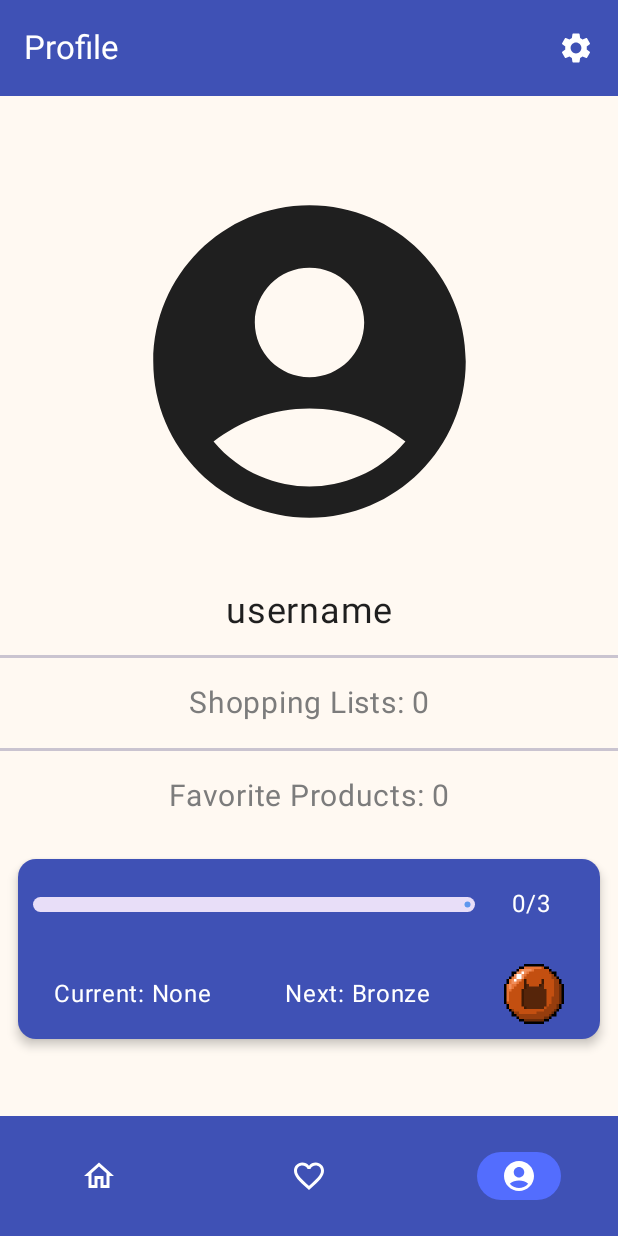
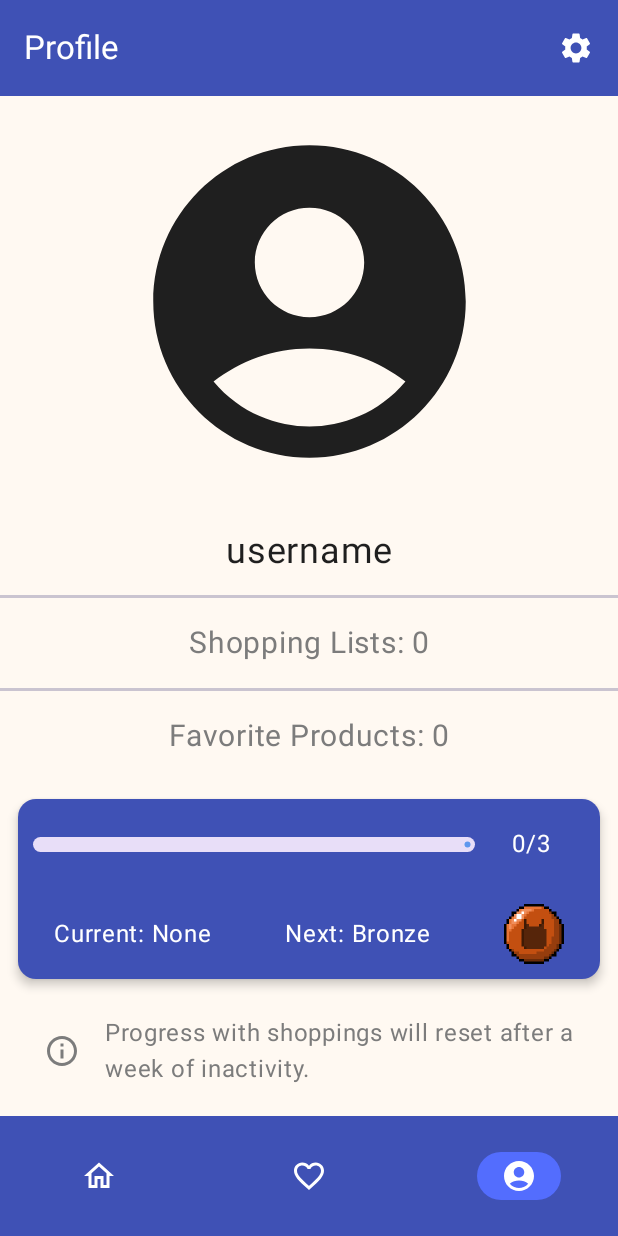
Before and after one commit to AndreaDeCarli/GrabList, an Android app built with Jetpack Compose: the screen it shows after launch (MainActivity), item 3 of the bottom bar chosen, on a phone screen of 412 x 824 dp. Run offline under Robolectric (Android 15) with nearby library versions, the phone set to English and light mode, and no system bars; our stand-ins replace Room's generated code.

Commit message:
fixed a lot of small issues, added a lot of strings with their relative translations, implemented a duration check for badges progress and implemented a way for favorite products that are already in a list to not be shown in the chooseFavoriteProduct screen

```diff
--- a/app/src/main/java/com/example/grablist/data/database/DAOs.kt
+++ b/app/src/main/java/com/example/grablist/data/database/DAOs.kt
@@ -35,10 +35,10 @@ interface ProductDao{
     @Query("SELECT * FROM product WHERE productId = :id")
     fun getProductById(id: Long): Flow<Product>
 
-    @Query("SELECT * FROM product JOIN crossref ON product.productId = crossref.productId WHERE shopListId = :id")
+    @Query("SELECT * FROM product JOIN crossref ON product.productId = crossref.productId WHERE shopListId = :id ORDER BY product.name")
     fun getProductsByListId(id: Long): Flow<List<Product>>
 
-    @Query("SELECT * FROM product WHERE favorite = 1")
+    @Query("SELECT * FROM product WHERE favorite = 1 ORDER BY product.name")
     fun getFavorites(): Flow<List<Product>>
 }
 
--- a/app/src/main/java/com/example/grablist/data/database/Models.kt
+++ b/app/src/main/java/com/example/grablist/data/database/Models.kt
@@ -1,19 +1,20 @@
 package com.example.grablist.data.database
 
+import androidx.compose.ui.res.stringResource
 import com.example.grablist.R
 
-enum class Theme {
-    Light,
-    Dark,
-    System
+enum class Theme(val label: Int) {
+    Light (R.string.theme_light),
+    Dark (R.string.theme_dark),
+    System (R.string.theme_system)
 }
 
-enum class Tier(val requirement: Int, val max: Int, val iconId: Int) {
-    None(0,3, -1),
-    Bronze(3, 6, R.drawable.bronze),
-    Silver(6, 9, R.drawable.silver),
-    Gold(9, 12, R.drawable.gold),
-    Star(12, 999,R.drawable.star);
+enum class Tier(val requirement: Int, val max: Int, val iconId: Int, val label: Int) {
+    None(0,3, -1, R.string.tier_none),
+    Bronze(3, 6, R.drawable.bronze, R.string.tier_bronze),
+    Silver(6, 9, R.drawable.silver, R.string.tier_silver),
+    Gold(9, 12, R.drawable.gold, R.string.tier_gold),
+    Star(12, 99999,R.drawable.star, R.string.tier_star);
 }
 
 
--- a/app/src/main/java/com/example/grablist/data/repositories/SettingsRepository.kt
+++ b/app/src/main/java/com/example/grablist/data/repositories/SettingsRepository.kt
@@ -4,6 +4,7 @@ import androidx.datastore.core.DataStore
 import androidx.datastore.preferences.core.Preferences
 import androidx.datastore.preferences.core.edit
 import androidx.datastore.preferences.core.intPreferencesKey
+import androidx.datastore.preferences.core.longPreferencesKey
 import androidx.datastore.preferences.core.stringPreferencesKey
 import com.example.grablist.data.database.Theme
 import kotlinx.coroutines.flow.Flow
@@ -18,11 +19,13 @@ class SettingsRepository(
         private val USERNAME_KEY = stringPreferencesKey("username")
         private val THEME_KEY = stringPreferencesKey("theme")
         private val SHOPPING_PROGRESS = intPreferencesKey("progress")
+        private val PROGRESS_DATE = longPreferencesKey("progressDate")
     }
 
     val username = dataStore.data.map { it[USERNAME_KEY] ?: "username" }
     val theme = dataStore.data.map { it[THEME_KEY] ?: "System" }
     val progress = dataStore.data.map { it[SHOPPING_PROGRESS] ?: 0 }
+    val latestProgressDate = dataStore.data.map { it[PROGRESS_DATE] ?: 0L }
 
     suspend fun setUsername(username: String) = dataStore.edit { it[USERNAME_KEY] = username }
 
@@ -32,4 +35,6 @@ class SettingsRepository(
 
     suspend fun resetProgress() = dataStore.edit { it[SHOPPING_PROGRESS] = 0 }
 
+    suspend fun setLatestProgressDate(date: Long) = dataStore.edit { it[PROGRESS_DATE] = date }
+
 }
--- a/app/src/main/java/com/example/grablist/ui/composables/LazyCheckProductsColumn.kt
+++ b/app/src/main/java/com/example/grablist/ui/composables/LazyCheckProductsColumn.kt
@@ -122,6 +122,7 @@ fun LazyCheckProductsColumn(
                 confirmAction = {
                     showCompletedDialog = false
                     settingsViewModel.increaseProgress()
+                    settingsViewModel.setLatestProgressDate()
                     navController.navigateUp()
                 },
                 onDismissRequest = { },
--- a/app/src/main/java/com/example/grablist/ui/composables/TierProgressBar.kt
+++ b/app/src/main/java/com/example/grablist/ui/composables/TierProgressBar.kt
@@ -22,8 +22,10 @@ import androidx.compose.ui.Modifier
 import androidx.compose.ui.graphics.Color
 import androidx.compose.ui.graphics.StrokeCap
 import androidx.compose.ui.res.painterResource
+import androidx.compose.ui.res.stringResource
 import androidx.compose.ui.text.style.TextAlign
 import androidx.compose.ui.unit.dp
+import com.example.grablist.R
 import com.example.grablist.data.database.Tier
 import com.example.grablist.data.database.evaluateNextTier
 import com.example.grablist.data.database.evaluateTier
@@ -55,11 +57,11 @@ fun TierProgressBar(
                     modifier = Modifier
                         .weight(0.8F)
                         .height(10.dp),
-                    progress = { progress/tier.max.toFloat() },
+                    progress = { if (tier == Tier.Star) 1.0F else progress/tier.max.toFloat() },
                     color = MaterialTheme.colorScheme.tertiary,
                     strokeCap = StrokeCap.Round,
                 )
-                Text(text = "${progress}/${tier.max}",
+                Text(text = "${progress}/${if (tier == Tier.Star) "-" else tier.max}",
                     modifier = Modifier
                         .padding(10.dp)
                         .weight(0.2F),
@@ -71,19 +73,21 @@ fun TierProgressBar(
                 verticalAlignment = Alignment.CenterVertically,
                 horizontalArrangement = Arrangement.SpaceAround
             ) {
-                Text("Current: ${tier.name}")
+                Text("${stringResource(R.string.current_generic)}: ${stringResource(tier.label)}")
                 if (tier != Tier.None){
                     Image(
                         painter = painterResource(tier.iconId),
                         contentDescription = "currentTier",
                         modifier = Modifier.size(40.dp))
                 }
+                if (tier != Tier.Star){
+                    Text("${stringResource(R.string.next_generic)}: ${stringResource(nextTier.label)}")
+                    Image(
+                        painter = painterResource(nextTier.iconId),
+                        contentDescription = "nextTier",
+                        modifier = Modifier.size(40.dp))
+                }
 
-                Text("Next: ${nextTier.name}")
-                Image(
-                    painter = painterResource(nextTier.iconId),
-                    contentDescription = "nextTier",
-                    modifier = Modifier.size(40.dp))
             }
 
         }
--- a/app/src/main/java/com/example/grablist/ui/screens/ChooseFavoriteScreen.kt
+++ b/app/src/main/java/com/example/grablist/ui/screens/ChooseFavoriteScreen.kt
@@ -49,8 +49,6 @@ fun ChooseFavoriteScreen(
                     delay(300)
                     vm.addReference(product, shopList)
                 }
-
-
             },
             noInteractions = true,
             canClick = {product -> product !in products }
--- a/app/src/main/java/com/example/grablist/ui/screens/Profile.kt
+++ b/app/src/main/java/com/example/grablist/ui/screens/Profile.kt
@@ -5,14 +5,19 @@ import androidx.compose.foundation.Image
 import androidx.compose.foundation.layout.Arrangement
 import androidx.compose.foundation.layout.Box
 import androidx.compose.foundation.layout.Column
+import androidx.compose.foundation.layout.Row
+import androidx.compose.foundation.layout.Spacer
 import androidx.compose.foundation.layout.fillMaxSize
 import androidx.compose.foundation.layout.fillMaxWidth
+import androidx.compose.foundation.layout.height
 import androidx.compose.foundation.layout.padding
 import androidx.compose.foundation.layout.size
 import androidx.compose.foundation.lazy.LazyColumn
 import androidx.compose.material.icons.Icons
 import androidx.compose.material.icons.filled.AccountCircle
+import androidx.compose.material.icons.outlined.Info
 import androidx.compose.material3.HorizontalDivider
+import androidx.compose.material3.Icon
 import androidx.compose.material3.MaterialTheme
 import androidx.compose.material3.Scaffold
 import androidx.compose.material3.Surface
@@ -82,7 +87,7 @@ fun Profile(navController: NavController,
                         Image(
                             painter = painterResource(tier.iconId),
                             contentDescription = "tierImage",
-                            modifier = Modifier.size(50.dp))
+                            modifier = Modifier.padding(15.dp).size(65.dp))
                     }
 
                 }
@@ -98,6 +103,25 @@ fun Profile(navController: NavController,
             item { ProfileEntry(stringResource(R.string.home_title), shopListState.shopLists.size) }
             item { ProfileEntry(stringResource(R.string.favs_title), productsFavorites.products.size) }
             item { TierProgressBar(settingsState.progress) }
+            item {
+                Row(
+                    verticalAlignment = Alignment.CenterVertically,
+                    modifier = Modifier.fillMaxWidth().padding(12.dp)
+                ) {
+                    Icon(
+                        imageVector = Icons.Outlined.Info,
+                        contentDescription = "information",
+                        tint = MaterialTheme.colorScheme.onSurfaceVariant,
+                        modifier = Modifier.weight(0.15F)
+                    )
+                    Text(
+                        text = stringResource(R.string.progress_info),
+                        color = MaterialTheme.colorScheme.onSurfaceVariant,
+                        modifier = Modifier.weight(0.85F)
+                    )
+                }
+            }
+            item { Spacer(modifier = Modifier.height(50.dp)) }
         }
     }
 }
--- a/app/src/main/java/com/example/grablist/ui/screens/SettingsScreen.kt
+++ b/app/src/main/java/com/example/grablist/ui/screens/SettingsScreen.kt
@@ -85,7 +85,7 @@ fun SettingsScreen(
                                 onClick = null
                             )
                             Text(
-                                text = theme.toString(),
+                                text = stringResource(theme.label),
                                 style = MaterialTheme.typography.bodyLarge,
                                 modifier = Modifier.padding(start = 16.dp)
                             )
--- a/app/src/main/java/com/example/grablist/ui/viewmodels/SettingsViewModel.kt
+++ b/app/src/main/java/com/example/grablist/ui/viewmodels/SettingsViewModel.kt
@@ -9,6 +9,8 @@ import com.example.grablist.data.database.Product
 import com.example.grablist.data.database.ShopList
 import com.example.grablist.data.database.Theme
 import com.example.grablist.data.repositories.SettingsRepository
+import com.example.grablist.utils.CalendarVariables.Companion.oneHour
+import com.example.grablist.utils.CalendarVariables.Companion.oneWeek
 import kotlinx.coroutines.flow.MutableStateFlow
 import kotlinx.coroutines.flow.SharingStarted
 import kotlinx.coroutines.flow.asStateFlow
@@ -17,49 +19,64 @@ import kotlinx.coroutines.flow.map
 import kotlinx.coroutines.flow.stateIn
 import kotlinx.coroutines.flow.update
 import kotlinx.coroutines.launch
+import java.time.LocalDate
 
-data class SettingsState(val username: String, val theme: Theme, val progress: Int)
+data class SettingsState(val username: String, val theme: Theme, val progress: Int, val latestProgressDate: Long)
 
 class SettingsViewModel(
     private val repository: SettingsRepository
 ) : ViewModel() {
-    var state by mutableStateOf(SettingsState("", Theme.System, 0))
+    var state by mutableStateOf(SettingsState("", Theme.System, 0, 0))
         private set
 
     fun setUsername(username: String) {
-        state = SettingsState(username, state.theme, state.progress)
+        state = SettingsState(username, state.theme, state.progress, state.latestProgressDate)
         viewModelScope.launch {
             repository.setUsername(username)
         }
     }
 
     fun setTheme(theme: Theme) {
-        state = SettingsState(username = state.username, theme = theme, progress = state.progress)
+        state = SettingsState(username = state.username, theme = theme, progress = state.progress,  state.latestProgressDate)
         viewModelScope.launch {
             repository.setTheme(theme)
         }
     }
 
     fun increaseProgress() {
-        state = SettingsState(username = state.username, theme = state.theme, progress = state.progress+1)
+        state = SettingsState(username = state.username, theme = state.theme, progress = state.progress+1,  state.latestProgressDate)
         viewModelScope.launch {
             repository.increaseProgress()
         }
     }
 
     fun resetProgress() {
-        state = SettingsState(username = state.username, theme = state.theme, progress = 0)
+        state = SettingsState(username = state.username, theme = state.theme, progress = 0,  state.latestProgressDate)
         viewModelScope.launch {
             repository.resetProgress()
         }
     }
 
+    fun setLatestProgressDate(){
+        val date = System.currentTimeMillis()
+        state = SettingsState(username = state.username, theme = state.theme, progress = state.progress,  date)
+        viewModelScope.launch {
+            repository.setLatestProgressDate(date)
+        }
+    }
+
     init {
         viewModelScope.launch {
+            val progress: Int = if (System.currentTimeMillis() - repository.latestProgressDate.first() > oneHour){
+                0
+            }else{
+                repository.progress.first()
+            }
             state = SettingsState(
                 username = repository.username.first(),
                 theme = Theme.valueOf(repository.theme.first().toString()),
-                progress = repository.progress.first())
+                progress = progress,
+                latestProgressDate = repository.latestProgressDate.first())
         }
     }
 }
--- a/app/src/main/java/com/example/grablist/utils/Calendar.kt
+++ b/app/src/main/java/com/example/grablist/utils/Calendar.kt
@@ -5,9 +5,20 @@ import android.content.Context
 import android.database.Cursor
 import android.net.Uri
 import android.provider.CalendarContract
+import com.example.grablist.utils.CalendarVariables.Companion.oneHour
 import java.text.SimpleDateFormat
 import java.util.Locale
 import java.util.TimeZone
+
+
+class CalendarVariables{
+    companion object{
+        val oneHour: Long = 60 * 60 * 1000L
+        val oneDay: Long = oneHour * 24
+        val oneWeek: Long = oneDay * 7
+    }
+}
+
 
 fun getPrimaryCalendarId(context: Context): Long? {
     val projection = arrayOf(
@@ -45,11 +56,11 @@ fun addCalendarEvent(
     val formatter = SimpleDateFormat("MM/dd/yyyy", Locale.getDefault())
     val dateInMillis = requireNotNull(formatter.parse(date)?.time)
 
-    val oneHour = 60 * 60 * 1000L
+
 
     val values = ContentValues().apply {
-        put(CalendarContract.Events.DTSTART, dateInMillis + oneHour*14)
-        put(CalendarContract.Events.DTEND, dateInMillis + oneHour *16)
+        put(CalendarContract.Events.DTSTART, dateInMillis + oneHour * 14)
+        put(CalendarContract.Events.DTEND, dateInMillis + oneHour * 16)
         put(CalendarContract.Events.TITLE, title)
         put(CalendarContract.Events.DESCRIPTION, description)
         put(CalendarContract.Events.CALENDAR_ID, calendarId)
--- a/app/src/main/res/values/strings.xml
+++ b/app/src/main/res/values/strings.xml
@@ -28,5 +28,15 @@
     <string name="add_to_calendar">Add to Calendar</string>
     <string name="permissions_title">Permissions not Granted</string>
     <string name="permissions_text">Permissions needed for this action are permanently denied. Go to options?</string>
-    <string name="progress_info">Progress with shoppings will reset after a week of inactivity</string>
+    <string name="progress_info">Progress with shoppings will reset after a week of inactivity.</string>
+    <string name="current_generic">Current</string>
+    <string name="next_generic">Next</string>
+    <string name="theme_light">Light</string>
+    <string name="theme_dark">Dark</string>
+    <string name="theme_system">System</string>
+    <string name="tier_bronze">Bronze</string>
+    <string name="tier_silver">Silver</string>
+    <string name="tier_gold">Gold</string>
+    <string name="tier_star">Star</string>
+    <string name="tier_none">None</string>
 </resources>
```
Also changed, not shown: 2 other files.
